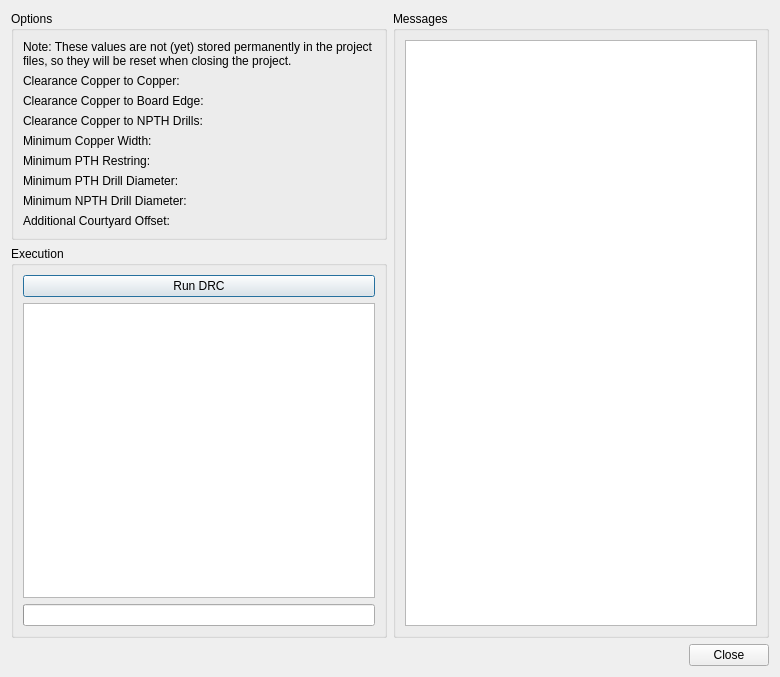
First picture: the form in libs/librepcb/projecteditor/boardeditor/boarddesignrulecheckdialog.ui, repository LibrePCB/LibrePCB, before the edit.
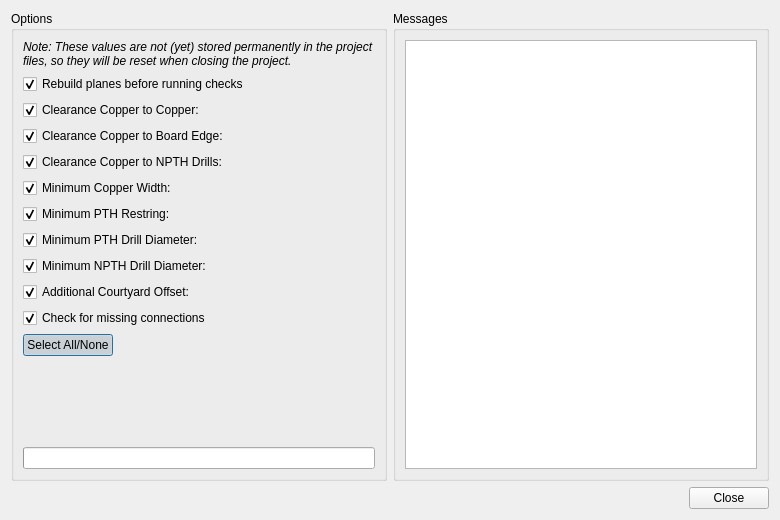
Second picture: the form after the edit. Custom widgets are drawn as their Qt base class.

Patch:
```diff
--- a/libs/librepcb/projecteditor/boardeditor/boarddesignrulecheckdialog.ui
+++ b/libs/librepcb/projecteditor/boardeditor/boarddesignrulecheckdialog.ui
@@ -7,90 +7,27 @@
     <x>0</x>
     <y>0</y>
     <width>780</width>
-    <height>677</height>
+    <height>520</height>
    </rect>
   </property>
   <property name="windowTitle">
    <string>Design Rule Check</string>
   </property>
-  <layout class="QVBoxLayout" name="verticalLayout_4">
+  <layout class="QVBoxLayout" name="verticalLayout_2">
    <item>
     <layout class="QHBoxLayout" name="horizontalLayout">
      <item>
-      <layout class="QVBoxLayout" name="verticalLayout_3" stretch="0,1">
-       <item>
         <widget class="QGroupBox" name="grpOptions">
          <property name="title">
           <string>Options</string>
          </property>
          <layout class="QFormLayout" name="formLayout">
-          <item row="1" column="0">
-           <widget class="QLabel" name="label">
-            <property name="text">
-             <string>Clearance Copper to Copper:</string>
-            </property>
-           </widget>
-          </item>
-          <item row="2" column="0">
-           <widget class="QLabel" name="label_2">
-            <property name="text">
-             <string>Clearance Copper to Board Edge:</string>
-            </property>
-           </widget>
-          </item>
-          <item row="4" column="0">
-           <widget class="QLabel" name="label_3">
-            <property name="text">
-             <string>Minimum Copper Width:</string>
-            </property>
-           </widget>
-          </item>
-          <item row="6" column="0">
-           <widget class="QLabel" name="label_4">
-            <property name="text">
-             <string>Minimum PTH Drill Diameter:</string>
-            </property>
-           </widget>
-          </item>
-          <item row="7" column="0">
-           <widget class="QLabel" name="label_5">
-            <property name="text">
-             <string>Minimum NPTH Drill Diameter:</string>
-            </property>
-           </widget>
-          </item>
-          <item row="5" column="0">
-           <widget class="QLabel" name="label_6">
-            <property name="text">
-             <string>Minimum PTH Restring:</string>
-            </property>
-           </widget>
-          </item>
-          <item row="1" column="1">
-           <widget class="librepcb::UnsignedLengthEdit" name="edtClearanceCopperCopper" native="true"/>
-          </item>
-          <item row="2" column="1">
-           <widget class="librepcb::UnsignedLengthEdit" name="edtClearanceCopperBoard" native="true"/>
-          </item>
-          <item row="4" column="1">
-           <widget class="librepcb::UnsignedLengthEdit" name="edtMinCopperWidth" native="true"/>
-          </item>
-          <item row="5" column="1">
-           <widget class="librepcb::UnsignedLengthEdit" name="edtMinPthRestring" native="true"/>
-          </item>
-          <item row="6" column="1">
-           <widget class="librepcb::UnsignedLengthEdit" name="edtMinPthDrillDiameter" native="true"/>
-          </item>
-          <item row="7" column="1">
-           <widget class="librepcb::UnsignedLengthEdit" name="edtMinNpthDrillDiameter" native="true"/>
-          </item>
           <item row="0" column="0" colspan="2">
            <widget class="QLabel" name="label_7">
-            <property name="styleSheet">
-             <string notr="true">QLabel {
-	background-color: rgb(255, 255, 127);
-	color: rgb(170, 0, 0);
-};</string>
+          <property name="font">
+           <font>
+            <italic>true</italic>
+           </font>
             </property>
             <property name="text">
              <string>Note: These values are not (yet) stored permanently in the project files, so they will be reset when closing the project.</string>
@@ -103,52 +40,168 @@
             </property>
            </widget>
           </item>
+        <item row="2" column="0">
+         <widget class="QCheckBox" name="cbxClearanceCopperCopper">
+          <property name="text">
+           <string>Clearance Copper to Copper:</string>
+          </property>
+          <property name="checked">
+           <bool>true</bool>
+          </property>
+         </widget>
+        </item>
+        <item row="2" column="1">
+         <widget class="librepcb::UnsignedLengthEdit" name="edtClearanceCopperCopper" native="true"/>
+        </item>
           <item row="3" column="0">
-           <widget class="QLabel" name="label_8">
+         <widget class="QCheckBox" name="cbxClearanceCopperBoard">
             <property name="text">
-             <string>Clearance Copper to NPTH Drills:</string>
+           <string>Clearance Copper to Board Edge:</string>
+          </property>
+          <property name="checked">
+           <bool>true</bool>
             </property>
            </widget>
           </item>
           <item row="3" column="1">
+         <widget class="librepcb::UnsignedLengthEdit" name="edtClearanceCopperBoard" native="true"/>
+        </item>
+        <item row="4" column="0">
+         <widget class="QCheckBox" name="cbxClearanceCopperNpth">
+          <property name="text">
+           <string>Clearance Copper to NPTH Drills:</string>
+          </property>
+          <property name="checked">
+           <bool>true</bool>
+          </property>
+         </widget>
+        </item>
+        <item row="4" column="1">
            <widget class="librepcb::UnsignedLengthEdit" name="edtClearanceCopperNpth" native="true"/>
           </item>
+        <item row="5" column="0">
+         <widget class="QCheckBox" name="cbxMinCopperWidth">
+          <property name="text">
+           <string>Minimum Copper Width:</string>
+          </property>
+          <property name="checked">
+           <bool>true</bool>
+          </property>
+         </widget>
+        </item>
+        <item row="5" column="1">
+         <widget class="librepcb::UnsignedLengthEdit" name="edtMinCopperWidth" native="true"/>
+        </item>
+        <item row="6" column="0">
+         <widget class="QCheckBox" name="cbxMinPthRestring">
+          <property name="text">
+           <string>Minimum PTH Restring:</string>
+          </property>
+          <property name="checked">
+           <bool>true</bool>
+          </property>
+         </widget>
+        </item>
+        <item row="6" column="1">
+         <widget class="librepcb::UnsignedLengthEdit" name="edtMinPthRestring" native="true"/>
+        </item>
+        <item row="7" column="0">
+         <widget class="QCheckBox" name="cbxMinPthDrillDiameter">
+          <property name="text">
+           <string>Minimum PTH Drill Diameter:</string>
+          </property>
+          <property name="checked">
+           <bool>true</bool>
+          </property>
+         </widget>
+        </item>
+        <item row="7" column="1">
+         <widget class="librepcb::UnsignedLengthEdit" name="edtMinPthDrillDiameter" native="true"/>
+        </item>
           <item row="8" column="0">
-           <widget class="QLabel" name="label_9">
+         <widget class="QCheckBox" name="cbxMinNpthDrillDiameter">
             <property name="text">
-             <string>Additional Courtyard Offset:</string>
+           <string>Minimum NPTH Drill Diameter:</string>
+          </property>
+          <property name="checked">
+           <bool>true</bool>
             </property>
            </widget>
           </item>
           <item row="8" column="1">
+         <widget class="librepcb::UnsignedLengthEdit" name="edtMinNpthDrillDiameter" native="true"/>
+        </item>
+        <item row="9" column="0">
+         <widget class="QCheckBox" name="cbxCourtyardOffset">
+          <property name="text">
+           <string>Additional Courtyard Offset:</string>
+          </property>
+          <property name="checked">
+           <bool>true</bool>
+          </property>
+         </widget>
+        </item>
+        <item row="9" column="1">
            <widget class="librepcb::LengthEdit" name="edtCourtyardOffset" native="true"/>
           </item>
-         </layout>
-        </widget>
-       </item>
-       <item>
-        <widget class="QGroupBox" name="groupBox_3">
-         <property name="title">
-          <string>Execution</string>
-         </property>
-         <layout class="QVBoxLayout" name="verticalLayout_2">
-          <item>
-           <widget class="QPushButton" name="btnRun">
+        <item row="10" column="0">
+         <widget class="QCheckBox" name="cbxMissingConnections">
+          <property name="text">
+           <string>Check for missing connections</string>
+          </property>
+          <property name="checked">
+           <bool>true</bool>
+          </property>
+         </widget>
+        </item>
+        <item row="12" column="0">
+         <spacer name="verticalSpacer">
+          <property name="orientation">
+           <enum>Qt::Vertical</enum>
+          </property>
+          <property name="sizeHint" stdset="0">
+           <size>
+            <width>20</width>
+            <height>40</height>
+           </size>
+          </property>
+         </spacer>
+        </item>
+        <item row="1" column="0">
+         <widget class="QCheckBox" name="cbxRebuildPlanes">
             <property name="text">
-             <string>Run DRC</string>
-            </property>
-           </widget>
-          </item>
-          <item>
-           <widget class="QListWidget" name="lstProgress"/>
-          </item>
-          <item>
-           <widget class="QProgressBar" name="prgProgress"/>
-          </item>
-         </layout>
+           <string>Rebuild planes before running checks</string>
+          </property>
+          <property name="checked">
+           <bool>true</bool>
+          </property>
+         </widget>
+        </item>
+        <item row="13" column="0" colspan="2">
+         <widget class="QProgressBar" name="prgProgress">
+          <property name="value">
+           <number>0</number>
+          </property>
+          <property name="format">
+           <string/>
+          </property>
+         </widget>
+        </item>
+        <item row="11" column="0">
+         <widget class="QPushButton" name="btnSelectAll">
+          <property name="text">
+           <string>Select All/None</string>
+          </property>
+          <property name="checkable">
+           <bool>true</bool>
+          </property>
+          <property name="checked">
+           <bool>true</bool>
+          </property>
         </widget>
        </item>
       </layout>
+      </widget>
      </item>
      <item>
       <widget class="QGroupBox" name="groupBox_2">
```
Left out of the diff: 1 changed line with no effect on the pictures. Lines whose indentation alone changed are shown as unchanged.
